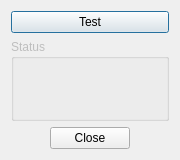
Before: the Qt Designer form common/src/ui/SerialTesterDialog.ui in christarento/ChronoDuino, drawn with Qt 5.
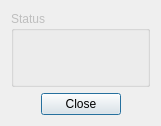
After: the same form once the commit is applied. Icons and pictures are not drawn.

Commit message: new serial communication

What changed in the file:
```diff
--- a/common/src/ui/SerialTesterDialog.ui
+++ b/common/src/ui/SerialTesterDialog.ui
@@ -6,21 +6,14 @@
    <rect>
     <x>0</x>
     <y>0</y>
-    <width>180</width>
-    <height>160</height>
+    <width>161</width>
+    <height>126</height>
    </rect>
   </property>
   <property name="windowTitle">
    <string>Serial Tester</string>
   </property>
   <layout class="QVBoxLayout" name="verticalLayout_2">
-   <item>
-    <widget class="QPushButton" name="m_pb_test">
-     <property name="text">
-      <string>Test</string>
-     </property>
-    </widget>
-   </item>
    <item>
     <widget class="QGroupBox" name="m_group_box">
      <property name="enabled">
```
The commit also changes 4 other files.
